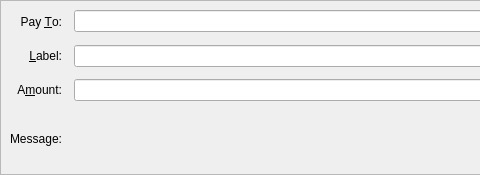
Qt form src/qt/forms/sendcoinsentry.ui (FantasyGold/FantasyGold-Core) before a commit; both pictures show x 0 to 480 and y 0 to 175 of the 729 by 175 pixel window.
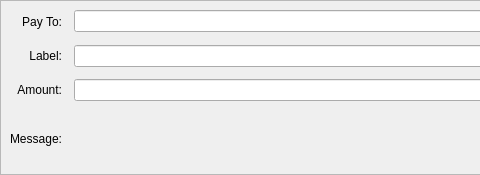
The same form after that commit. Icons and pictures are not drawn. Custom widgets are drawn as their Qt base class.

Patch:
```diff
--- a/src/qt/forms/sendcoinsentry.ui
+++ b/src/qt/forms/sendcoinsentry.ui
@@ -49,7 +49,7 @@
     <item row="0" column="0">
      <widget class="QLabel" name="payToLabel">
       <property name="text">
-       <string>Pay &amp;To:</string>
+       <string>Pay To:</string>
       </property>
       <property name="alignment">
        <set>Qt::AlignRight|Qt::AlignTrailing|Qt::AlignVCenter</set>
@@ -62,7 +62,7 @@
     <item row="2" column="0">
      <widget class="QLabel" name="amountLabel">
       <property name="text">
-       <string>A&amp;mount:</string>
+       <string>Amount:</string>
       </property>
       <property name="alignment">
        <set>Qt::AlignRight|Qt::AlignTrailing|Qt::AlignVCenter</set>
@@ -75,7 +75,7 @@
     <item row="1" column="0">
      <widget class="QLabel" name="labelLabel">
       <property name="text">
-       <string>&amp;Label:</string>
+       <string>Label:</string>
       </property>
       <property name="alignment">
        <set>Qt::AlignRight|Qt::AlignTrailing|Qt::AlignVCenter</set>
```
Left out of the diff: 4 changed lines with no effect on the pictures.
